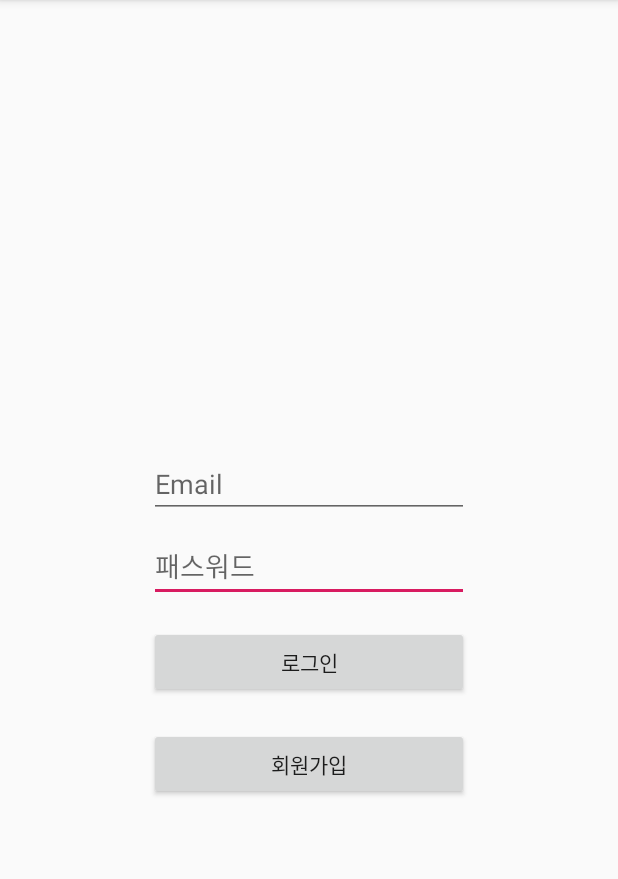
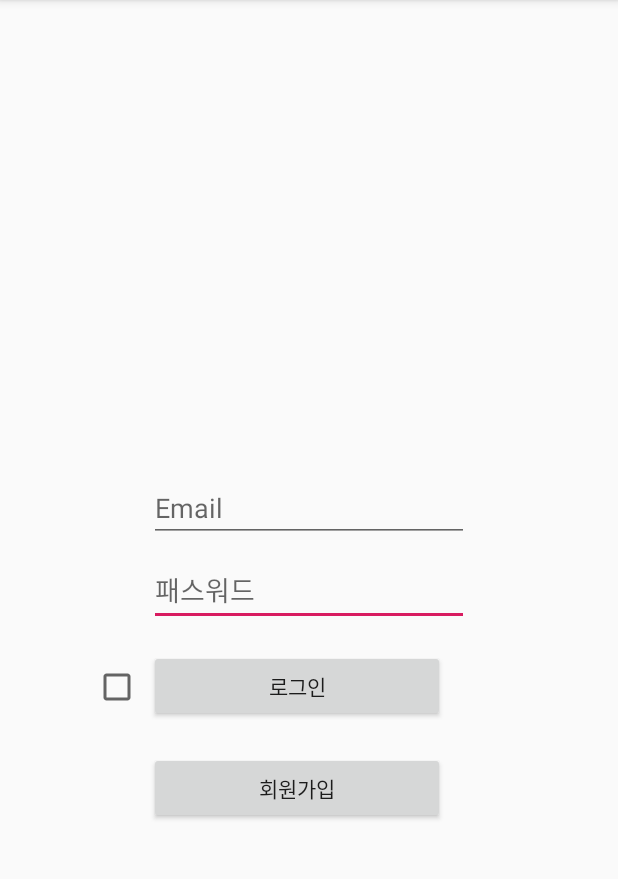
Before and after one commit to kouym7979/SM-Capstone, an Android app: the screen it shows after launch once a user with an empty profile is signed in (LoginActivity), on a phone screen of 412 x 824 dp, the part 84-963 px from its top. Run offline under Robolectric (Android 15) with nearby library versions, the light colour scheme and no system bars; our stand-ins replace Firebase (no records; nobody signed in at launch, a user with empty details on screens opened directly).

Commit message:
[add]AutoLogin
자동로그인 기능 추가

```diff
--- a/app/build.gradle
+++ b/app/build.gradle
@@ -28,7 +28,7 @@ dependencies {
     implementation platform('com.google.firebase:firebase-bom:26.0.0')
     implementation 'com.google.firebase:firebase-analytics:18.0.0'
     implementation 'com.google.firebase:firebase-firestore:21.2.1'
-    implementation 'com.google.firebase:firebase-auth:19.1.0'
+    implementation 'com.google.firebase:firebase-auth:19.3.1'
     implementation 'com.google.android.material:material:1.2.1'
     implementation 'androidx.constraintlayout:constraintlayout:2.0.1'
     implementation 'androidx.navigation:navigation-fragment:2.3.0'
--- a/app/src/main/java/com/example/sm_capstone/LoginActivity.java
+++ b/app/src/main/java/com/example/sm_capstone/LoginActivity.java
@@ -3,6 +3,7 @@ package com.example.sm_capstone;
 import androidx.annotation.NonNull;
 import androidx.appcompat.app.AppCompatActivity;
 
+import android.app.Activity;
 import android.content.Intent;
 import android.os.Bundle;
 import android.view.View;
@@ -10,7 +11,7 @@ import android.widget.Button;
 import android.widget.CheckBox;
 import android.widget.EditText;
 import android.widget.Toast;
-
+import android.content.SharedPreferences;
 import com.google.android.gms.tasks.OnCompleteListener;
 import com.google.android.gms.tasks.Task;
 import com.google.firebase.auth.AuthResult;
@@ -27,7 +28,7 @@ public class LoginActivity<CheckB> extends AppCompatActivity implements View.OnC
 
     private FirebaseAuth mAuth=FirebaseAuth.getInstance();
     private FirebaseUser currentUser;
-    private FirebaseFirestore mStore = FirebaseFirestore.getInstance();
+    private CheckBox autoCheck;
 
     @Override
     protected void onCreate(Bundle savedInstanceState) {
@@ -40,10 +41,34 @@ public class LoginActivity<CheckB> extends AppCompatActivity implements View.OnC
 
         emailEdit = findViewById(R.id.emailEdit);
         passEdit = findViewById(R.id.passEdit);
+        autoCheck=(CheckBox)findViewById(R.id.btn_chklogin);
+        SharedPreferences pref = getSharedPreferences("pref", Activity.MODE_PRIVATE);
 
+        autoCheck.setChecked(pref.getBoolean("autocheck",false));
 
     }
+    @Override// 자동로그인 메소드 추가예정->xml linearlayout형태로 바꿔야함
+    public void onStart(){
+        super.onStart();
+        currentUser = mAuth.getCurrentUser();
 
+        if(autoCheck.isChecked()==true)
+        {
+            if (currentUser != null) {
+                startActivity(new Intent(this, MainActivity.class));
+                finish();
+            }
+        }
+    }
+    public void onStop()
+    {
+        super.onStop();
+        SharedPreferences pref = getSharedPreferences("pref", Activity.MODE_PRIVATE);
+        SharedPreferences.Editor editor = pref.edit();
+        CheckBox autoCheck = (CheckBox)findViewById(R.id.btn_chklogin);
+        editor.putBoolean("autocheck", autoCheck.isChecked());
+        editor.commit();
+    }
     @Override
     public void onClick(View v) {
         switch(v.getId()) {
@@ -81,18 +106,6 @@ public class LoginActivity<CheckB> extends AppCompatActivity implements View.OnC
     }
 
 
-   /* @Override// 자동로그인 메소드 추가예정->xml linearlayout형태로 바꿔야함
-    public void onStart(){
-        super.onStart();
-        currentUser = mAuth.getCurrentUser();
-        autoLogin = (CheckBox)findViewById(R.id.chk_autologin);
-        if(autoLogin.isChecked()==true)
-        {
-            if (currentUser != null) {
-                startActivity(new Intent(this, MainActivity.class));
-                finish();
-            }
-        }
-    }*/
+
 
 }
--- a/app/src/main/java/com/example/sm_capstone/MainActivity.java
+++ b/app/src/main/java/com/example/sm_capstone/MainActivity.java
@@ -51,6 +51,8 @@ public class MainActivity extends AppCompatActivity {
         NavController navController = Navigation.findNavController(this, R.id.nav_host_fragment);
         NavigationUI.setupActionBarWithNavController(this, navController, mAppBarConfiguration);
         NavigationUI.setupWithNavController(navigationView, navController);
+
+
     }
 
     @Override
--- a/app/src/main/res/layout/activity_login.xml
+++ b/app/src/main/res/layout/activity_login.xml
@@ -4,6 +4,10 @@
     xmlns:tools="http://schemas.android.com/tools"
     android:layout_width="match_parent"
     android:layout_height="match_parent"
+    android:paddingLeft="@dimen/activity_horizontal_margin"
+    android:paddingTop="@dimen/activity_vertical_margin"
+    android:paddingRight="@dimen/activity_horizontal_margin"
+    android:paddingBottom="@dimen/activity_vertical_margin"
     tools:context=".LoginActivity">
 
     <EditText
@@ -40,11 +44,14 @@
         android:layout_width="0dp"
         android:layout_height="wrap_content"
         android:layout_marginTop="16dp"
+        android:layout_marginEnd="99dp"
         android:text="로그인"
-        app:layout_constraintEnd_toEndOf="@+id/passEdit"
+        app:layout_constraintEnd_toEndOf="parent"
         app:layout_constraintHorizontal_bias="0.0"
+        app:layout_constraintStart_toEndOf="@+id/btn_chklogin"
         app:layout_constraintStart_toStartOf="@+id/passEdit"
         app:layout_constraintTop_toBottomOf="@+id/passEdit" />
+
     <Button
         android:id="@+id/btn_register"
         android:layout_width="0dp"
@@ -56,4 +63,15 @@
         app:layout_constraintStart_toStartOf="@+id/btn_login"
         app:layout_constraintTop_toBottomOf="@+id/btn_login" />
 
+    <CheckBox
+        android:id="@+id/btn_chklogin"
+        android:layout_width="wrap_content"
+        android:layout_height="wrap_content"
+        android:layout_marginStart="54dp"
+        android:layout_marginEnd="13dp"
+        android:layout_marginBottom="7dp"
+        app:layout_constraintBottom_toBottomOf="@+id/btn_login"
+        app:layout_constraintEnd_toStartOf="@+id/btn_login"
+        app:layout_constraintStart_toStartOf="parent" />
+
 </androidx.constraintlayout.widget.ConstraintLayout>
```
Also changed, not shown: app/src/main/java/com/example/sm_capstone/SignupActivity.java (line endings or trailing spaces).
